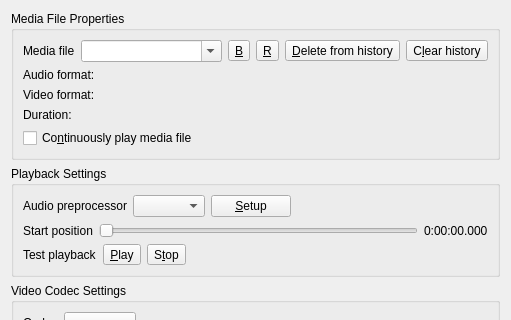
This is Client/qtTeamTalk/streammediafile.ui in BearWare/TeamTalk5 as Qt 5 draws it before an edit; both pictures show x 0 to 511 and y 0 to 320 of the 511 by 523 pixel window. The edited form follows.
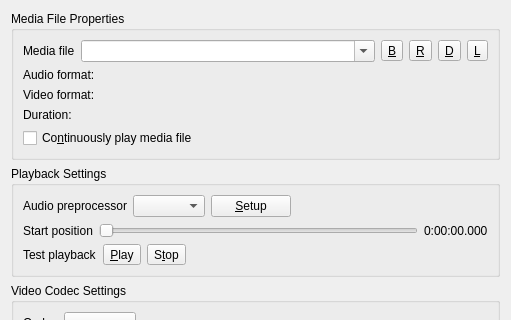
This is the edited form. Icons and pictures are not drawn.

Commit message: Icons for new buttons on StreamMediaDlg

Diff of the .ui file:
```diff
--- a/Client/qtTeamTalk/streammediafile.ui
+++ b/Client/qtTeamTalk/streammediafile.ui
@@ -21,7 +21,7 @@
      </property>
      <layout class="QVBoxLayout" name="verticalLayout">
       <item>
-       <layout class="QHBoxLayout" name="horizontalLayout" stretch="0,1,0,0">
+       <layout class="QHBoxLayout" name="horizontalLayout" stretch="0,1,0,0,0,0">
         <item>
          <widget class="QLabel" name="label">
           <property name="text">
@@ -70,14 +70,22 @@
         <item>
          <widget class="QToolButton" name="deleteButton">
           <property name="text">
-           <string>&amp;Delete from history</string>
+           <string>&amp;D</string>
+          </property>
+          <property name="icon">
+           <iconset resource="resources.qrc">
+            <normaloff>:/images/images/delete.png</normaloff>:/images/images/delete.png</iconset>
           </property>
          </widget>
         </item>
         <item>
          <widget class="QToolButton" name="clearButton">
           <property name="text">
-           <string>C&amp;lear history</string>
+           <string>&amp;L</string>
+          </property>
+          <property name="icon">
+           <iconset resource="resources.qrc">
+            <normaloff>:/images/images/chalkstickbg.png</normaloff>:/images/images/chalkstickbg.png</iconset>
           </property>
          </widget>
         </item>
```
Left out of the diff: 25 changed lines with no effect on the pictures.
